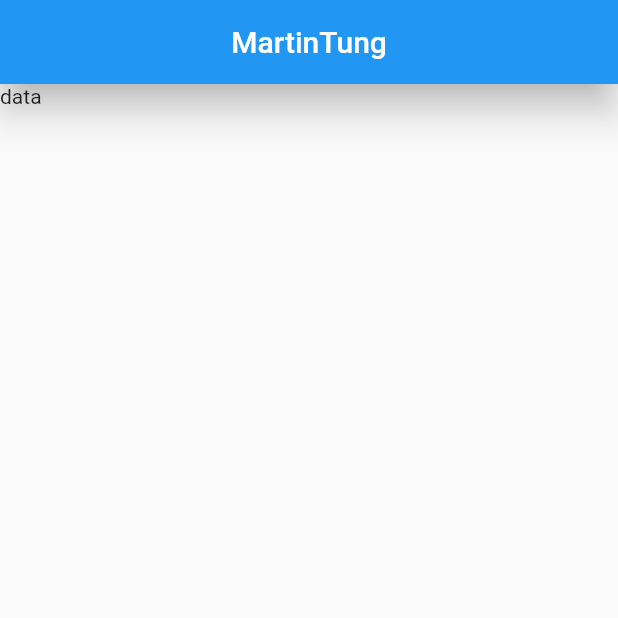
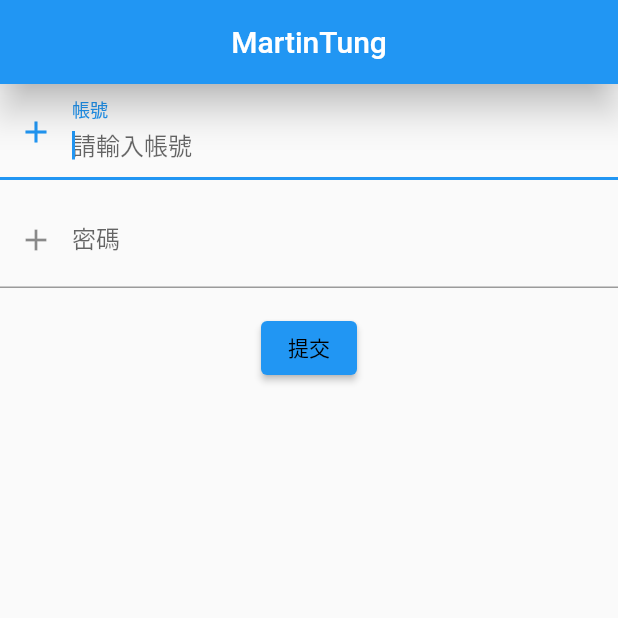
Before and after one commit to martin25tung/flutter_basic, a Flutter app: the screen it shows after launch, on a phone screen of 412 x 824 dp, the top half of it. Run offline on Flutter 3.47's test engine with Material 2 defaults, Android fonts, the light colour scheme and no system bars.

Commit message:
表單輸入匡焦點

```diff
--- a/lib/main.dart
+++ b/lib/main.dart
@@ -33,7 +33,7 @@ class HomePage extends StatelessWidget {
           elevation: 10,
           centerTitle: true,
         ),
-        body: ClickDemo());
+        body: InputDemo());
   }
 }
 
--- a/lib/widgets/demo_01.dart
+++ b/lib/widgets/demo_01.dart
@@ -158,3 +158,100 @@ class ClickDemo extends StatelessWidget {
     );
   }
 }
+
+class InputDemo extends StatefulWidget {
+  const InputDemo({Key? key}) : super(key: key);
+
+  @override
+  State<InputDemo> createState() => _InputDemoState();
+}
+
+class _InputDemoState extends State<InputDemo> {
+  GlobalKey _key = GlobalKey<FormState>();
+  TextEditingController _user = TextEditingController();
+  TextEditingController _pass = TextEditingController();
+  FocusNode _u = FocusNode();
+  FocusNode _p = FocusNode();
+  late FocusScopeNode _focusScopeNode;
+
+  @override
+  void initState() {
+    super.initState();
+  }
+
+  @override
+  void dispose() {
+    super.dispose();
+    _user.dispose();
+    _pass.dispose();
+    _u.dispose();
+    _p.dispose();
+    _focusScopeNode?.dispose();
+  }
+
+  @override
+  Widget build(BuildContext context) {
+    return Form(
+      key: _key,
+      child: Column(
+        children: [
+          TextFormField(
+            autofocus: true,
+            focusNode: _u,
+            controller: _user,
+            decoration: InputDecoration(
+                prefixIcon: Icon(Icons.add),
+                labelText: "帳號",
+                hintText: "請輸入帳號"),
+            validator: (v) {
+              if (v == null || v.isEmpty) {
+                return "帳號必須輸入！";
+              }
+            },
+            // 校驗
+            textInputAction: TextInputAction.next,
+            onFieldSubmitted: (v) {
+              print("object");
+            },
+          ),
+          SizedBox(
+            height: 8,
+          ),
+          TextFormField(
+            focusNode: _p,
+            controller: _user,
+            decoration: InputDecoration(
+                prefixIcon: Icon(Icons.add),
+                labelText: "密碼",
+                hintText: "請輸入密碼"),
+            obscureText: true,
+            // 密碼
+            validator: (v) {
+              if (v == null || v.length < 5) {
+                return "密碼必須輸入且長度大於五";
+              }
+            },
+            // textInputAction: TextInputAction.search, // 搜索
+            textInputAction: TextInputAction.send,
+          ),
+          SizedBox(
+            height: 16,
+          ),
+          ElevatedButton(
+            onPressed: () {
+              if (_focusScopeNode == null) {
+                _focusScopeNode = FocusScope.of(context);
+              }
+              _focusScopeNode.requestFocus(_u);
+              _focusScopeNode.unfocus();
+              print((_key.currentState as FormState).validate().toString());
+            },
+            child: Text("提交"),
+            style: ButtonStyle(
+                foregroundColor: MaterialStateProperty.all(Colors.black)),
+          ),
+        ],
+      ),
+    );
+  }
+}
```
